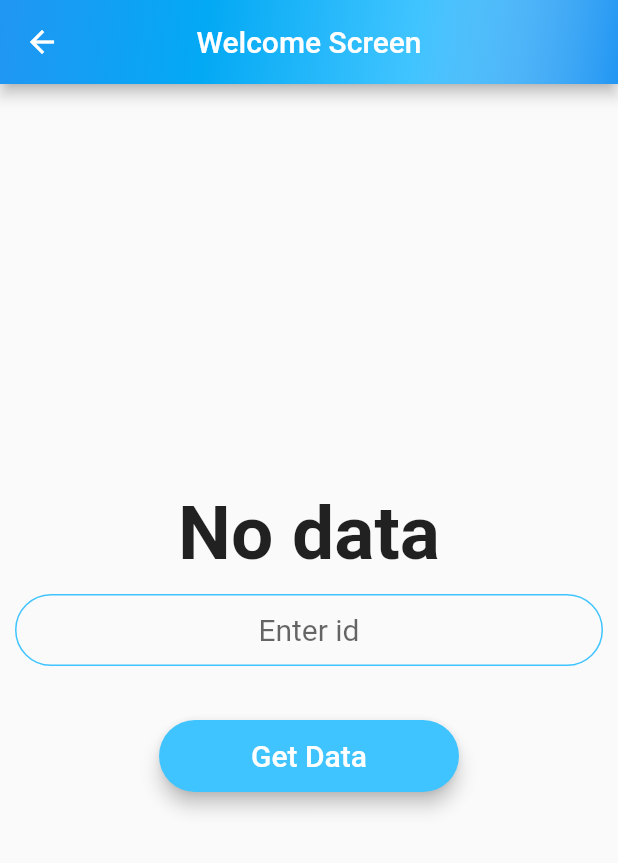
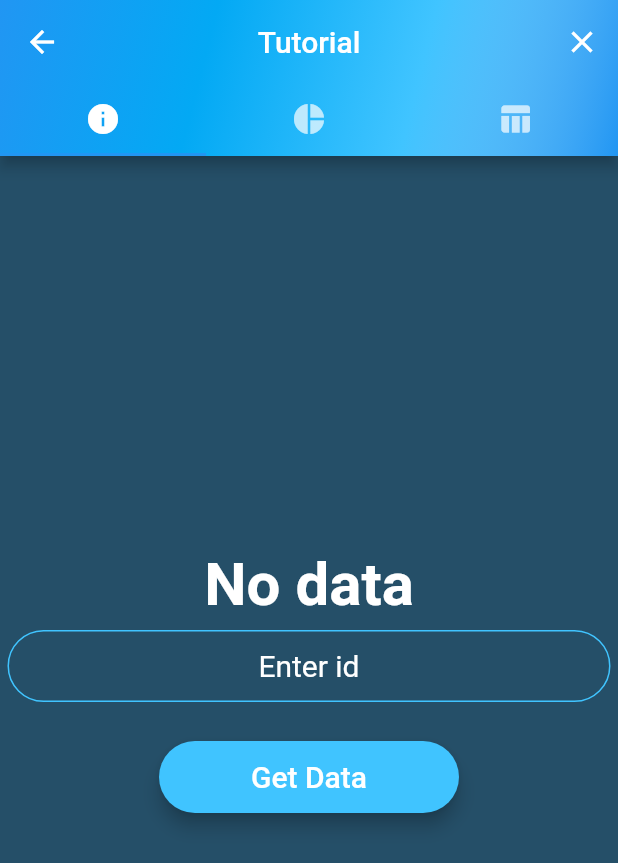
Before and after one commit to carloshevia/codigo_final_tutorial, a Flutter app: the StatsScreen screen opened by its route, on a phone screen of 412 x 824 dp. Shown: the top 863 px of the screen. Run offline on Flutter 3.47's test engine with Material 2 defaults, Android fonts, the phone set to English and light mode, and no system bars; our stand-ins replace charts_flutter, firebase_auth, flare_flutter, font_awesome_flutter, gradient_app_bar, modal_progress_hud; missing offline and left inert: gsheets; accounts and stored records are empty; key blocks and very long unbroken strings in the code were emptied for the run.

Commit message:
water_app_tutorial

```diff
--- a/lib/constants.dart
+++ b/lib/constants.dart
@@ -1,5 +1,5 @@
 import 'package:flutter/material.dart';
-import 'package:gradient_app_bar/gradient_app_bar.dart';
+import 'custom_charts.dart';
 
 const k_credentials = r'''
 {
@@ -16,6 +16,8 @@ const k_credentials = r'''
 }
 ''';
 
+const k_color_water = Color(0xFF254F68);
+
 const k_spreadsheetId = '1ez2TO6jUCC9175HUBUZfDBbY3iO9IRUqhvjmPtmPgAk';
 
 const List<Color> k_colorList = [
@@ -29,10 +31,7 @@ const List<Color> k_colorList = [
 ];
 
 const kInputDecoration = InputDecoration(
-  hintStyle: TextStyle(
-    fontSize: 20,
-    //fontWeight: FontWeight.bold,
-  ),
+  hintStyle: k_textFieldsStyle,
   hintText: 'Enter value',
   fillColor: Colors.white,
   contentPadding: EdgeInsets.symmetric(vertical: 10.0, horizontal: 20.0),
@@ -72,3 +71,22 @@ const k_gradientAppBar = LinearGradient(
       Colors.lightBlue,
       Colors.blue,
     ]);
+
+const k_textFieldsStyle = TextStyle(
+  fontSize: 20,
+  color: Colors.white,
+);
+
+const k_notData = SizedBox(
+  height: 50,
+  child: Center(
+    child: Text(
+      'No data',
+      style: TextStyle(
+        color: Colors.white,
+        fontSize: 40,
+        fontWeight: FontWeight.bold,
+      ),
+    ),
+  ),
+);
--- /dev/null
+++ b/lib/custom_widgets.dart
@@ -0,0 +1,35 @@
+import 'package:flutter/material.dart';
+
+// custom button
+class CustomBotton extends StatelessWidget {
+  CustomBotton(
+      {@required this.bottonText, this.onPress, @required this.colour});
+
+  final String bottonText;
+  final Function onPress;
+  final Color colour;
+
+  @override
+  Widget build(BuildContext context) {
+    return Padding(
+      padding: EdgeInsets.symmetric(vertical: 16.0),
+      child: Material(
+        elevation: 5.0,
+        color: colour,
+        borderRadius: BorderRadius.circular(30.0),
+        child: MaterialButton(
+          onPressed: onPress,
+          minWidth: 200.0,
+          height: 42.0,
+          child: Text(
+            bottonText,
+            style: TextStyle(
+              fontSize: 20,
+              color: Colors.white,
+            ),
+          ),
+        ),
+      ),
+    );
+  }
+}
--- a/lib/screens/registration_screen.dart
+++ b/lib/screens/registration_screen.dart
@@ -2,7 +2,7 @@ import 'package:flutter/material.dart';
 import 'package:modal_progress_hud/modal_progress_hud.dart';
 import 'package:testapp/constants.dart';
 import 'package:firebase_auth/firebase_auth.dart';
-import 'custom_widgets.dart';
+import '../custom_widgets.dart';
 import 'welcome_screen.dart';
 import 'package:gradient_app_bar/gradient_app_bar.dart';
 
--- a/lib/screens/stats_screen.dart
+++ b/lib/screens/stats_screen.dart
@@ -1,10 +1,12 @@
+import 'package:flutter/cupertino.dart';
 import 'package:flutter/material.dart';
-import 'package:flutter/painting.dart';
 import 'package:testapp/networking.dart';
 import 'package:testapp/constants.dart';
-import 'custom_widgets.dart';
 import 'package:firebase_auth/firebase_auth.dart';
 import 'package:gradient_app_bar/gradient_app_bar.dart';
+import 'package:testapp/user_consume.dart';
+import 'package:testapp/custom_tabs.dart';
+import 'package:testapp/custom_widgets.dart';
 
 class StatsScreen extends StatefulWidget {
   static const String id = 'stats_screen';
@@ -15,68 +17,68 @@ class StatsScreen extends StatefulWidget {
 
 class _StatsScreenState extends State<StatsScreen> {
   final _auth = FirebaseAuth.instance;
-  FirebaseUser loggedInUser;
-
   Networking networking;
   String client;
-  Map<String, double> client_consume;
   bool showGraph = false;
+  List<UserConsume> data;
 
   @override
   void initState() {
+    networking = Networking();
     super.initState();
-    networking = Networking();
-    getUser();
   }
 
-  void getUser() async {
-    try {
-      final user = await _auth.currentUser();
-      if (user != null) {
-        loggedInUser = user;
-        print(loggedInUser);
-      }
-    } catch (e) {
-      print(e);
-    }
-  }
-
-  Map<String, double> getDataByName() {
+  List<UserConsume> getDataByName() {
     return networking.getData()[client];
   }
 
   @override
   Widget build(BuildContext context) {
-    return Scaffold(
+    return DefaultTabController(
+      length: 3,
+      child: Scaffold(
+        backgroundColor: k_color_water,
         appBar: GradientAppBar(
-        title: Text('Welcome Screen'),
+          title: Text('Tutorial'),
           centerTitle: true,
+          actions: <Widget>[
+            IconButton(
+              icon: Icon(Icons.close),
+              onPressed: () async {
+                await _auth.signOut();
+                Navigator.pop(context);
+              },
+            )
+          ],
           gradient: k_gradientAppBar,
+          bottom: TabBar(
+            tabs: [
+              Tab(icon: Icon(Icons.info)),
+              Tab(icon: Icon(Icons.pie_chart)),
+              Tab(icon: Icon(Icons.table_chart)),
+            ],
           ),
-      body: Column(
-        //crossAxisAlignment: CrossAxisAlignment.stretch,
+        ),
+        body: TabBarView(children: [
+          Tab(
+            child: Column(
               mainAxisAlignment: MainAxisAlignment.center,
               children: <Widget>[
                 showGraph
-              ? CustomChart(waterConsume: client_consume)
-              : SizedBox(
-                  height: 60,
-                  child: Center(
+                    ? Padding(
+                        padding: EdgeInsets.all(30),
                         child: Text(
-                      'No data',
-                      style: TextStyle(
-                        fontSize: 50,
-                        fontWeight: FontWeight.bold,
+                          data.last.consume >= 0
+                              ? 'Consumió +${data.last.consume.abs()} litros que el mes pasado'
+                              : 'Consumió -${data.last.consume.abs()} litros que el mes pasado',
+                          style: k_textFieldsStyle,
                         ),
-                    ),
-                  ),
-                ),
+                      )
+                    : k_notData,
                 Padding(
-            padding: EdgeInsets.all(10),
+                  padding: EdgeInsets.all(5),
                   child: TextField(
-              style: TextStyle(
-                fontSize: 20,
-              ),
+                    style: k_textFieldsStyle,
                     keyboardType: TextInputType.emailAddress,
                     textAlign: TextAlign.center,
                     onChanged: (value) {
@@ -86,35 +88,35 @@ class _StatsScreenState extends State<StatsScreen> {
                   ),
                 ),
                 Padding(
-              padding: EdgeInsets.all(10),
+                  padding: EdgeInsets.all(5),
                   child: CustomBotton(
                     bottonText: 'Get Data',
                     colour: Colors.lightBlueAccent,
                     onPress: () async {
                       print('Go Pressed');
-                  // pie chart receives Map<String,double>
                       setState(() {
-                    client_consume = getDataByName();
-                    if (client_consume != null) {
+                        data = getDataByName();
+                        if (data != null) {
                           showGraph = true;
-                      client_consume['Average'] =
-                          (client_consume['current month'] +
-                                  client_consume['previous month']) /
-                              2;
-                    } else
+                        } else {
                           showGraph = false;
+                        }
                       });
                     },
-              )
-//            child: MaterialButton(
-//              child: Text('Go'),
-//              minWidth: 200,
-//              height: 50,
-//              elevation: 15,
-//              color: Colors.white,
-//            ),
+                  ),
                 ),
               ],
+            ),
+          ),
+          Tab(
+              child: showGraph
+                  ? CustomTabs(data: data, chartType: false)
+                  : k_notData),
+          Tab(
+              child: showGraph
+                  ? CustomTabs(data: data, chartType: true)
+                  : k_notData),
+        ]),
       ),
     );
   }
--- /dev/null
+++ b/lib/user_consume.dart
@@ -0,0 +1,13 @@
+import 'package:charts_flutter/flutter.dart' as charts;
+import 'package:flutter/material.dart';
+
+// clase para guardar los datos del google sheet
+// y crear los graficos
+
+class UserConsume {
+  UserConsume({@required this.month, @required this.consume, this.color});
+
+  String month;
+  double consume;
+  charts.Color color;
+}
```
Also changed, not shown: lib/custom_charts.dart (added, +70 -0 lines), lib/custom_tabs.dart (added, +40 -0 lines), lib/data_manager.dart (deleted, +0 -12 lines), lib/networking.dart (+40 -19 lines), lib/screens/custom_widgets.dart (deleted, +0 -70 lines), lib/screens/login_screen.dart (+16 -17 lines), lib/screens/welcome_screen.dart (+6 -18 lines), pubspec.yaml (+6 -2 lines), pubspec.lock, 1 other file. Lines whose indentation alone changed are shown as unchanged.
